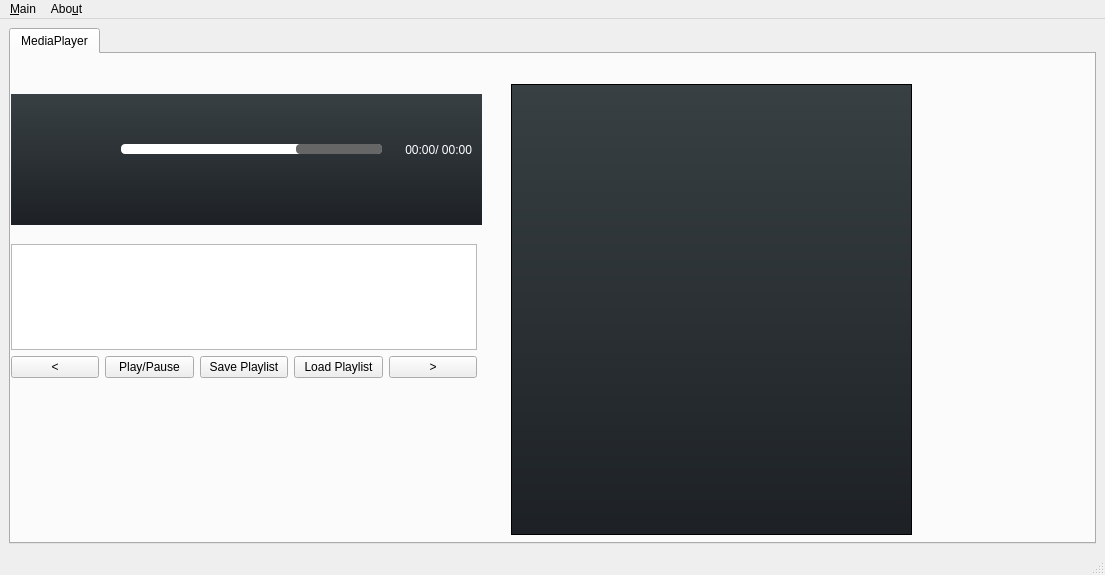
First picture: the form in mainwindow.ui, repository netpipe/qPlay, before the edit.
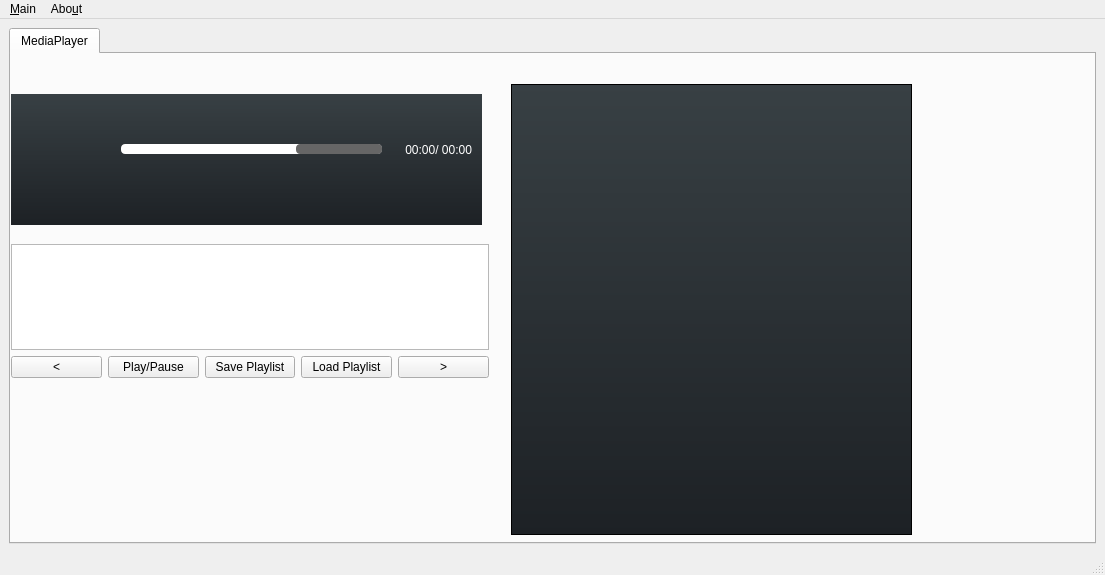
Second picture: the form after the edit. Icons and pictures are not drawn.

The edit to the form file:
```diff
--- a/mainwindow.ui
+++ b/mainwindow.ui
@@ -455,7 +455,7 @@
          <rect>
           <x>0</x>
           <y>190</y>
-          <width>466</width>
+          <width>478</width>
           <height>134</height>
          </rect>
         </property>
```
Left out of the diff: 4 changed lines with no effect on the pictures.
